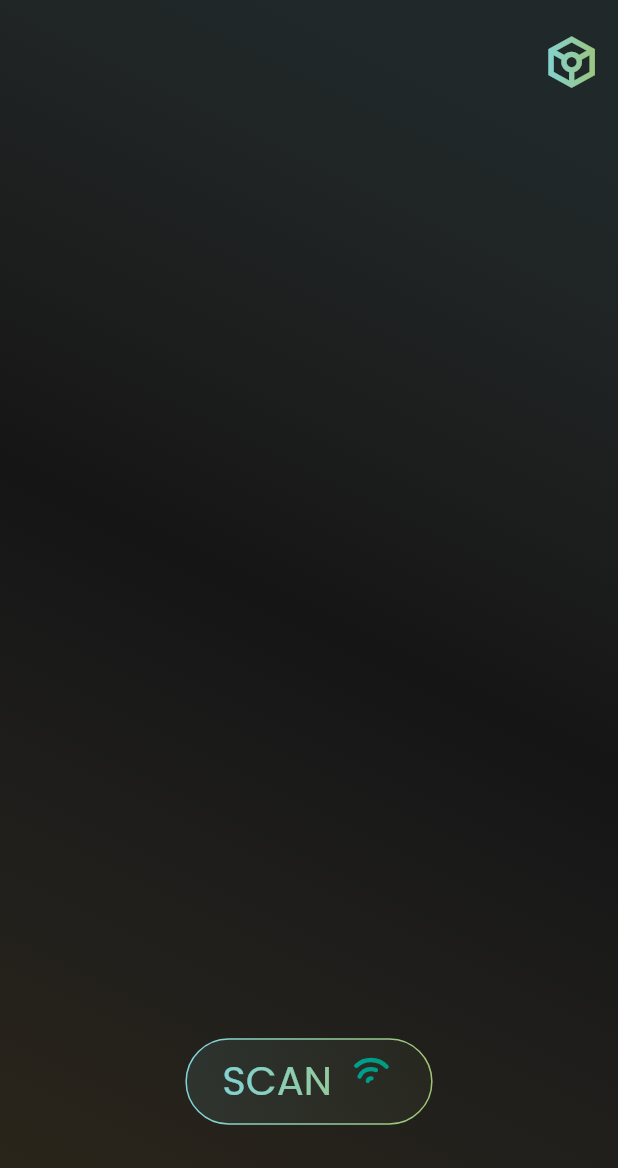
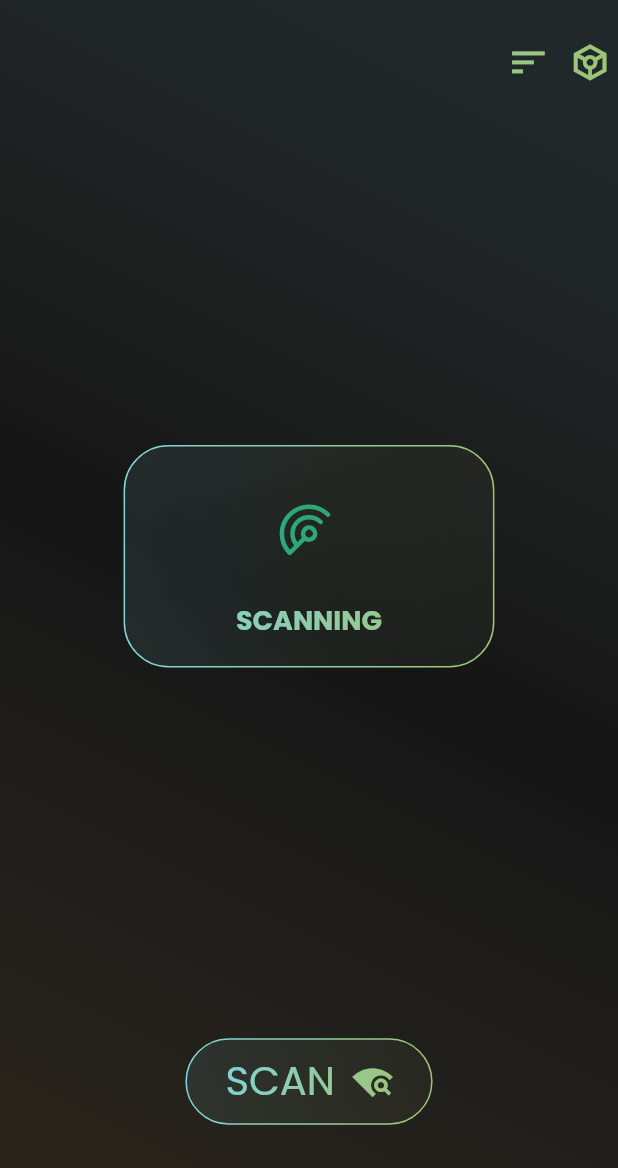
Before and after one commit to the1der/artnet_app, a Flutter app: the screen it shows after launch, after a tap on "SCAN", on a phone screen of 412 x 824 dp. Shown: the top 1168 px of the screen. Run offline on Flutter 3.47's test engine with Material 2 defaults, Android fonts, the phone set to English and light mode, and no system bars; our stand-ins replace bloc, equatable, flutter_bloc, flutter_screenutil, gradient_borders, lottie and 1 more; missing offline and left inert: dart:ffi, udp; statements that could not run were skipped.

Commit message:
update ui

```diff
--- a/lib/screens/home/home_screen.dart
+++ b/lib/screens/home/home_screen.dart
@@ -39,14 +39,25 @@ class HomeScreen extends StatelessWidget {
                 children: [
                   SizedBox(
                     height: 0.10.sh,
+                    child: ShaderMask(
+                      child: Padding(
+                        padding: EdgeInsets.symmetric(horizontal: 0.01.sw),
                         child: Row(
                           mainAxisAlignment: MainAxisAlignment.end,
                           children: [
-                        ShaderMask(
-                          child: Icon(
+                            Icon(
+                              Icons.sort,
+                              size: 0.07.sw,
+                            ),
+                            SizedBox(
+                              width: 0.03.sw,
+                            ),
+                            Icon(
                               Icons.token_outlined,
-                            size: 0.1.sw,
-                            color: Colors.white,
+                              size: 0.07.sw,
+                            )
+                          ],
+                        ),
                       ),
                       shaderCallback: (Rect bounds) {
                         return LinearGradient(
@@ -59,22 +70,63 @@ class HomeScreen extends StatelessWidget {
                         ).createShader(bounds);
                       },
                     ),
+                  ),
                   SizedBox(
-                          width: 0.025.sw,
+                    height: state is HomeInitial ? 0 : 0.7.sh,
+                    child: state is ArtNetScanning
+                        ? Center(
+                            child: GlassBoxTwo(
+                              boxColor: Theme.of(context).colorScheme.primary,
+                              boxHeight: 0.18.sh,
+                              boxWidth: 0.6.sw,
+                              child: ShaderMask(
+                                child: Padding(
+                                  padding: EdgeInsets.symmetric(
+                                    vertical: 0.02.sh,
+                                    horizontal: 0.02.sw,
+                                  ),
+                                  child: Column(
+                                    mainAxisAlignment:
+                                        MainAxisAlignment.spaceAround,
+                                    children: [
+                                      Lottie.asset(
+                                        'assets/lottie/search_radar.json',
+                                        height: 0.1.sh,
+                                        frameRate: FrameRate(120),
+                                      ),
+                                      Text(
+                                        "Scanning".toUpperCase(),
+                                        textAlign: TextAlign.center,
+                                        style: TextStyle(
+                                          fontSize: 47.sp,
+                                          fontWeight: FontWeight.w700,
+                                        ),
                                       ),
                                     ],
                                   ),
                                 ),
-                  SizedBox(
-                    height: state is HomeInitial ? 0 : 0.7.sh,
-                    child: state is ArtNetNoFoundNodes
+                                shaderCallback: (Rect bounds) {
+                                  return LinearGradient(
+                                    begin: Alignment.centerLeft,
+                                    end: Alignment.centerRight,
+                                    colors: <Color>[
+                                      Theme.of(context).colorScheme.primary,
+                                      const Color(0xFF9EC474),
+                                    ],
+                                  ).createShader(bounds);
+                                },
+                              ),
+                            ),
+                          )
+                        : state is ArtNetNoFoundNodes
                             ? Center(
                                 child: GlassBoxTwo(
                                   gradient: const [
                                     Color.fromARGB(255, 255, 203, 32),
                                     Color.fromARGB(255, 227, 128, 31),
                                   ],
-                              boxColor: const Color.fromARGB(225, 255, 203, 32),
+                                  boxColor:
+                                      const Color.fromARGB(225, 255, 203, 32),
                                   boxHeight: 0.18.sh,
                                   boxWidth: 0.6.sw,
                                   child: ShaderMask(
@@ -140,12 +192,13 @@ class HomeScreen extends StatelessWidget {
                                   fontSize: 70.sp,
                                 ),
                               ),
-                              state is ArtNetScanning
-                                  ? Lottie.asset(
-                                      'assets/lottie/searching.json',
-                                      height: 0.04.sh,
-                                    )
-                                  : Icon(
+                              // state is ArtNetScanning
+                              //     ? Lottie.asset(
+                              //         'assets/lottie/searching.json',
+                              //         height: 0.04.sh,
+                              //       )
+                              //     :
+                              Icon(
                                 Icons.wifi_find,
                                 size: 0.065.sw,
                                 // color: Theme.of(context).colorScheme.primary,
```
Also changed, not shown: assets/lottie/search_radar.json (added, +1 -0 lines), 1 other file. Lines whose indentation alone changed are shown as unchanged.
